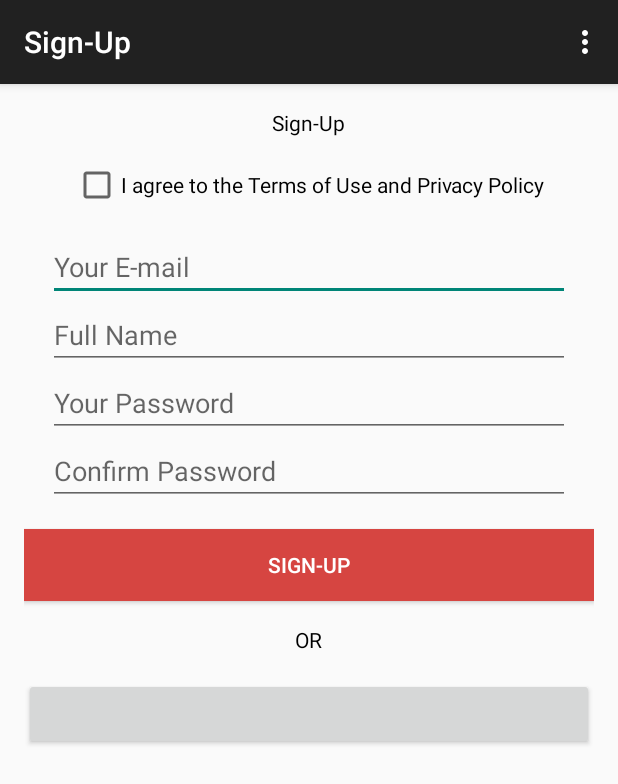
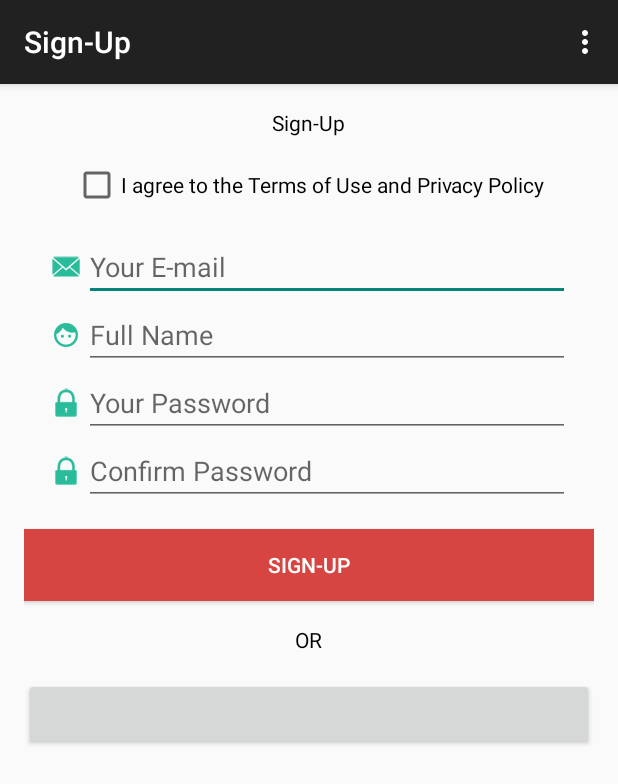
Before and after one commit to hananideen/Login, an Android app: the screen it shows after launch (MainActivity), on a phone screen of 412 x 824 dp. Shown: the top 784 px of the screen. Run offline under Robolectric (Android 15) with nearby library versions, the phone set to English and light mode, and no system bars; libraries missing offline, so code that uses them is left out: com.facebook, com.facebook.appevents, com.facebook.login; plain views replace LoginButton; 4 statements that could not run were skipped.

Commit message:
Added icon

```diff
--- a/app/src/main/res/drawable/button_fb.xml
+++ /dev/null
@@ -1,8 +0,0 @@
-<?xml version="1.0" encoding="utf-8"?>
-<shape xmlns:android="http://schemas.android.com/apk/res/android"
-    android:shape="rectangle">
-    <gradient
-        android:startColor="@color/chambray"
-        android:endColor="@color/chambray"
-        android:angle="90" />
-</shape>
--- a/app/src/main/res/drawable/button_fb_bg.xml
+++ /dev/null
@@ -1,10 +0,0 @@
-<?xml version="1.0" encoding="utf-8"?>
-<selector xmlns:android="http://schemas.android.com/apk/res/android">
-
-    <item android:drawable="@drawable/button_fb_clicked"
-        android:state_pressed="true" />
-    <item android:drawable="@drawable/button_fb"
-        android:state_focused="true" />
-    <item android:drawable="@drawable/button_fb" />
-
-</selector>
--- a/app/src/main/res/drawable/button_fb_clicked.xml
+++ /dev/null
@@ -1,8 +0,0 @@
-<?xml version="1.0" encoding="utf-8"?>
-<shape xmlns:android="http://schemas.android.com/apk/res/android"
-    android:shape="rectangle">
-    <gradient
-        android:startColor="@color/steel"
-        android:endColor="@color/steel"
-        android:angle="90" />
-</shape>
--- a/app/src/main/res/layout/fragment_main.xml
+++ b/app/src/main/res/layout/fragment_main.xml
@@ -28,29 +28,86 @@
         android:layout_width="match_parent"
         android:layout_height="wrap_content">
 
+        <LinearLayout
+            android:layout_width="match_parent"
+            android:layout_height="wrap_content"
+            android:orientation="horizontal">
+
+            <ImageView
+                android:layout_width="wrap_content"
+                android:layout_height="wrap_content"
+                android:id="@+id/imageView"
+                android:layout_gravity="center"
+                android:src="@drawable/ic_email"/>
+
             <EditText
                 android:layout_width="match_parent"
                 android:layout_height="wrap_content"
                 android:id="@+id/editText1"
-            android:hint="@string/email"/>
+                android:hint="@string/email"
+                android:inputType="textEmailAddress"/>
+
+        </LinearLayout>
+
+        <LinearLayout
+            android:layout_width="match_parent"
+            android:layout_height="wrap_content"
+            android:orientation="horizontal">
+
+            <ImageView
+                android:layout_width="wrap_content"
+                android:layout_height="wrap_content"
+                android:id="@+id/imageView2"
+                android:layout_gravity="center"
+                android:src="@drawable/ic_face"/>
 
             <EditText
                 android:layout_width="match_parent"
                 android:layout_height="wrap_content"
                 android:id="@+id/editText2"
-            android:hint="@string/name"/>
+                android:hint="@string/name"
+                android:inputType="textCapWords"/>
+            </LinearLayout>
+
+        <LinearLayout
+            android:layout_width="match_parent"
+            android:layout_height="wrap_content"
+            android:orientation="horizontal">
+
+            <ImageView
+                android:layout_width="wrap_content"
+                android:layout_height="wrap_content"
+                android:id="@+id/imageView3"
+                android:layout_gravity="center"
+                android:src="@drawable/ic_password"/>
 
             <EditText
                 android:layout_width="match_parent"
                 android:layout_height="wrap_content"
                 android:id="@+id/editText3"
-            android:hint="@string/pass"/>
+                android:hint="@string/pass"
+                android:inputType="textPassword"/>
+            </LinearLayout>
+
+        <LinearLayout
+            android:layout_width="match_parent"
+            android:layout_height="wrap_content"
+            android:orientation="horizontal">
+
+            <ImageView
+                android:layout_width="wrap_content"
+                android:layout_height="wrap_content"
+                android:id="@+id/imageView4"
+                android:layout_gravity="center"
+                android:src="@drawable/ic_password"/>
 
             <EditText
                 android:layout_width="match_parent"
                 android:layout_height="wrap_content"
                 android:id="@+id/editText4"
-            android:hint="@string/confirmPass"/>
+                android:hint="@string/confirmPass"
+                android:inputType="textPassword"/>
+            </LinearLayout>
     </LinearLayout>
 
     <Button
@@ -76,13 +133,4 @@
         android:layout_height="wrap_content"
         />
 
-    <!--<Button-->
-        <!--android:id="@+id/btn_fb"-->
-        <!--android:layout_width="match_parent"-->
-        <!--android:layout_height="wrap_content"-->
-        <!--android:text="@string/signup_fb"-->
-        <!--android:background="@drawable/button_fb_bg"-->
-        <!--android:textColor="@color/white"-->
-        <!--/>-->
-
 </LinearLayout>
```
Also changed, not shown: app/src/main/res/drawable-hdpi/ic_email.png (added), app/src/main/res/drawable-hdpi/ic_face.png (added), app/src/main/res/drawable-hdpi/ic_password.png (added), app/src/main/res/drawable-mdpi/ic_email.png (added), app/src/main/res/drawable-mdpi/ic_face.png (added), app/src/main/res/drawable-mdpi/ic_password.png (added), app/src/main/res/drawable-xhdpi/ic_email.png (added), app/src/main/res/drawable-xhdpi/ic_face.png (added), app/src/main/res/drawable-xhdpi/ic_password.png (added), app/src/main/res/drawable-xxhdpi/ic_email.png (added), app/src/main/res/drawable-xxhdpi/ic_face.png (added), app/src/main/res/drawable-xxhdpi/ic_password.png (added), app/src/main/res/drawable-xxxhdpi/ic_email.png (added), app/src/main/res/drawable-xxxhdpi/ic_face.png (added), 1 more files. Lines whose indentation alone changed are shown as unchanged.
